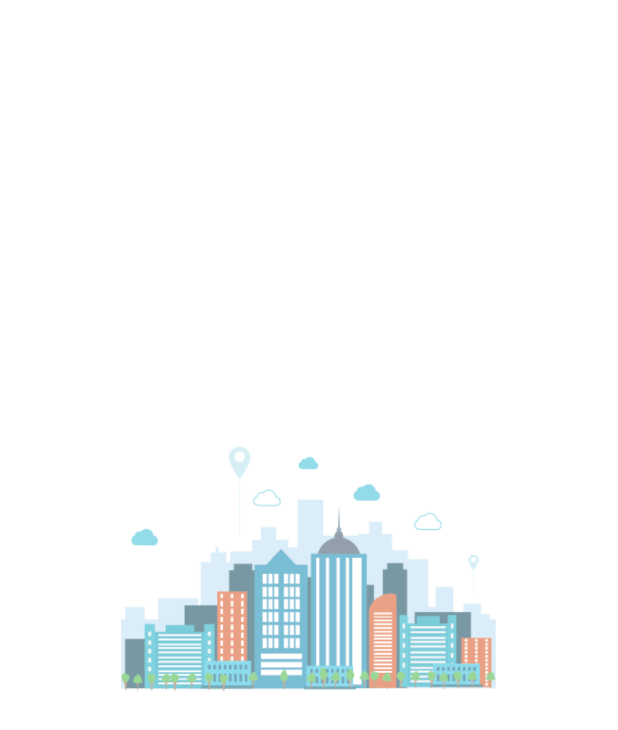
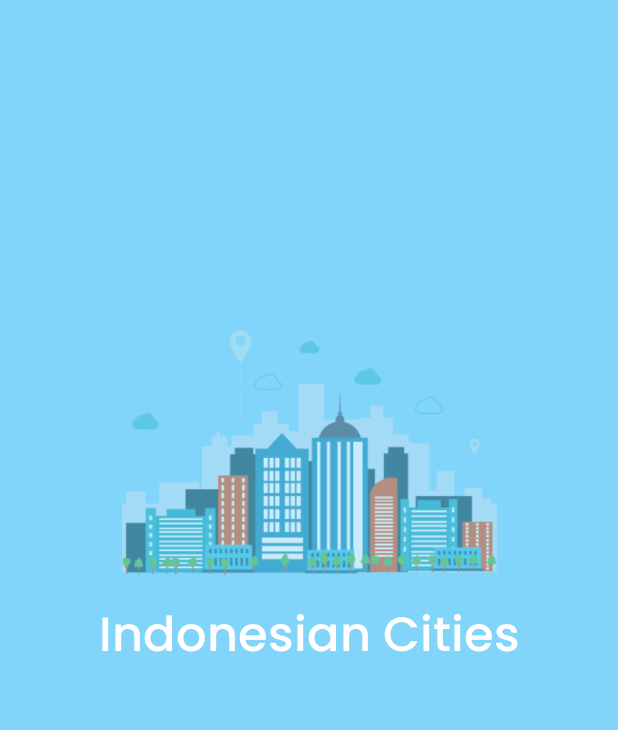
Before and after one commit to WahyuDwe/Indonesian-City, an Android app: the SplashActivity screen opened directly, with no data from a screen before it, on a phone screen of 412 x 824 dp. Shown: the top 730 px of the screen. Run offline under Robolectric (Android 15) with nearby library versions, the phone set to English and light mode, and no system bars.

Commit message:
add new fonts

```diff
--- a/app/src/main/java/com/example/indonesiancity/activity/SplashActivity.kt
+++ b/app/src/main/java/com/example/indonesiancity/activity/SplashActivity.kt
@@ -1,9 +1,9 @@
 package com.example.indonesiancity.activity
 
 import android.content.Intent
-import androidx.appcompat.app.AppCompatActivity
 import android.os.Bundle
 import android.os.Handler
+import androidx.appcompat.app.AppCompatActivity
 import com.example.indonesiancity.R
 
 
--- a/app/src/main/res/drawable/ic_favorite.xml
+++ b/app/src/main/res/drawable/ic_favorite.xml
@@ -1,5 +1,5 @@
-<vector android:height="30dp" android:tint="#9D9D9D"
+<vector android:height="24dp" android:tint="@color/black_300"
     android:viewportHeight="24" android:viewportWidth="24"
-    android:width="30dp" xmlns:android="http://schemas.android.com/apk/res/android">
+    android:width="24dp" xmlns:android="http://schemas.android.com/apk/res/android">
     <path android:fillColor="@android:color/white" android:pathData="M16.5,3c-1.74,0 -3.41,0.81 -4.5,2.09C10.91,3.81 9.24,3 7.5,3 4.42,3 2,5.42 2,8.5c0,3.78 3.4,6.86 8.55,11.54L12,21.35l1.45,-1.32C18.6,15.36 22,12.28 22,8.5 22,5.42 19.58,3 16.5,3zM12.1,18.55l-0.1,0.1 -0.1,-0.1C7.14,14.24 4,11.39 4,8.5 4,6.5 5.5,5 7.5,5c1.54,0 3.04,0.99 3.57,2.36h1.87C13.46,5.99 14.96,5 16.5,5c2,0 3.5,1.5 3.5,3.5 0,2.89 -3.14,5.74 -7.9,10.05z"/>
 </vector>
--- a/app/src/main/res/drawable/ic_favorite_click.xml
+++ b/app/src/main/res/drawable/ic_favorite_click.xml
@@ -1,5 +1,5 @@
-<vector android:height="30dp" android:tint="#FF0000"
+<vector android:height="24dp" android:tint="#FF0000"
     android:viewportHeight="24" android:viewportWidth="24"
-    android:width="30dp" xmlns:android="http://schemas.android.com/apk/res/android">
+    android:width="24dp" xmlns:android="http://schemas.android.com/apk/res/android">
     <path android:fillColor="@android:color/white" android:pathData="M12,21.35l-1.45,-1.32C5.4,15.36 2,12.28 2,8.5 2,5.42 4.42,3 7.5,3c1.74,0 3.41,0.81 4.5,2.09C13.09,3.81 14.76,3 16.5,3 19.58,3 22,5.42 22,8.5c0,3.78 -3.4,6.86 -8.55,11.54L12,21.35z"/>
 </vector>
--- a/app/src/main/res/drawable/ic_share.xml
+++ b/app/src/main/res/drawable/ic_share.xml
@@ -1,5 +1,5 @@
-<vector android:height="30dp" android:tint="#9D9D9D"
+<vector android:height="24dp" android:tint="@color/black_300"
     android:viewportHeight="24" android:viewportWidth="24"
-    android:width="30dp" xmlns:android="http://schemas.android.com/apk/res/android">
+    android:width="24dp" xmlns:android="http://schemas.android.com/apk/res/android">
     <path android:fillColor="@android:color/white" android:pathData="M18,16.08c-0.76,0 -1.44,0.3 -1.96,0.77L8.91,12.7c0.05,-0.23 0.09,-0.46 0.09,-0.7s-0.04,-0.47 -0.09,-0.7l7.05,-4.11c0.54,0.5 1.25,0.81 2.04,0.81 1.66,0 3,-1.34 3,-3s-1.34,-3 -3,-3 -3,1.34 -3,3c0,0.24 0.04,0.47 0.09,0.7L8.04,9.81C7.5,9.31 6.79,9 6,9c-1.66,0 -3,1.34 -3,3s1.34,3 3,3c0.79,0 1.5,-0.31 2.04,-0.81l7.12,4.16c-0.05,0.21 -0.08,0.43 -0.08,0.65 0,1.61 1.31,2.92 2.92,2.92 1.61,0 2.92,-1.31 2.92,-2.92s-1.31,-2.92 -2.92,-2.92z"/>
 </vector>
--- /dev/null
+++ b/app/src/main/res/font/poppins.xml
@@ -0,0 +1,4 @@
+<?xml version="1.0" encoding="utf-8"?>
+<font-family xmlns:android="http://schemas.android.com/apk/res/android">
+    <font android:font="@font/poppins_black" />
+</font-family>
--- a/app/src/main/res/layout/activity_splash.xml
+++ b/app/src/main/res/layout/activity_splash.xml
@@ -4,18 +4,33 @@
     xmlns:tools="http://schemas.android.com/tools"
     android:layout_width="match_parent"
     android:layout_height="match_parent"
-    tools:context=".activity.SplashActivity">
+    tools:context=".activity.SplashActivity"
+    android:background="?attr/colorPrimary">
 
     <ImageView
+        android:id="@+id/img_splash"
         android:layout_width="250dp"
         android:layout_height="250dp"
         android:scaleType="centerInside"
         android:src="@drawable/splash"
         app:layout_constraintBottom_toBottomOf="parent"
         app:layout_constraintEnd_toEndOf="parent"
-        app:layout_constraintHorizontal_bias="0.496"
         app:layout_constraintStart_toStartOf="parent"
         app:layout_constraintTop_toTopOf="parent"
-        app:layout_constraintVertical_bias="0.367" />
+        app:layout_constraintVertical_bias="0.232"
+        tools:ignore="ContentDescription" />
+
+    <TextView
+        android:layout_width="wrap_content"
+        android:layout_height="wrap_content"
+        android:layout_marginTop="16dp"
+        android:text="@string/indonesian_cities"
+        app:layout_constraintTop_toBottomOf="@id/img_splash"
+        app:layout_constraintStart_toStartOf="@id/img_splash"
+        app:layout_constraintEnd_toEndOf="@id/img_splash"
+        android:textSize="32sp"
+        android:textColor="@color/white"
+        android:fontFamily="@font/poppins_medium" />
+
 
 </androidx.constraintlayout.widget.ConstraintLayout>
--- a/app/src/main/res/values/colors.xml
+++ b/app/src/main/res/values/colors.xml
@@ -6,6 +6,7 @@
     <color name="teal_200">#FF03DAC5</color>
     <color name="teal_700">#FF018786</color>
     <color name="black">#FF000000</color>
+    <color name="black_300">#202A3E</color>
     <color name="white">#FFFFFFFF</color>
     <color name="blue200">#81d4fa</color>
     <color name="blue700">#4ba3c7</color>
--- a/app/src/main/res/values/strings.xml
+++ b/app/src/main/res/values/strings.xml
@@ -5,4 +5,5 @@
     <string name="email">wahyu5161@gmail.com</string>
     <string name="nama">Wahyu Dwi Hartarto</string>
     <string name="name">Name</string>
+    <string name="indonesian_cities">Indonesian Cities</string>
 </resources>
--- a/app/src/main/res/values/themes.xml
+++ b/app/src/main/res/values/themes.xml
@@ -10,27 +10,31 @@
         <item name="colorSecondaryVariant">@color/teal_700</item>
         <item name="colorOnSecondary">@color/black</item>
         <!-- Status bar color. -->
-        <item name="android:statusBarColor" tools:targetApi="l">?attr/colorPrimaryVariant</item>
+        <item name="android:statusBarColor">?attr/colorPrimaryVariant</item>
         <!-- Customize your theme here. -->
+        <!-- custom darkaction bar font -->
+        <item name="android:fontFamily">@font/poppins_semibold</item>
     </style>
 
     <style name="TextDetail">
         <item name="android:layout_width">wrap_content</item>
         <item name="android:layout_height">wrap_content</item>
-        <item name="android:layout_marginLeft">16dp</item>
-        <item name="android:layout_marginRight">16dp</item>
+        <item name="android:layout_marginStart">16dp</item>
+        <item name="android:layout_marginEnd">16dp</item>
         <item name="android:textColor">@color/black</item>
     </style>
 
     <style name="TextDetail.Name">
         <item name="android:textSize">24sp</item>
         <item name="android:textStyle">bold</item>
+        <item name="fontFamily">@font/poppins_semibold</item>
     </style>
 
     <style name="Actionbar.Light" parent="Theme.MaterialComponents.Light.NoActionBar">
         <item name="colorPrimary">@color/blue200</item>
         <item name="colorPrimaryVariant">@color/blue700</item>
         <item name="colorOnPrimary">@color/white</item>
-        <item name="android:statusBarColor" tools:targetApi="l">@color/blue700</item>
+        <item name="android:statusBarColor">@color/blue200</item>
+        <item name="android:windowLightStatusBar" tools:targetApi="m">true</item>
     </style>
 </resources>
```
Also changed, not shown: app/src/main/AndroidManifest.xml (+4 -3 lines), app/src/main/res/layout/activity_detail.xml (+5 -2 lines), app/src/main/res/layout/item_cardview_city.xml (+12 -12 lines), app/src/main/res/font/poppins_black.ttf (added), app/src/main/res/font/poppins_bold.ttf (added), app/src/main/res/font/poppins_medium.ttf (added), app/src/main/res/font/poppins_regular.ttf (added), app/src/main/res/font/poppins_semibold.ttf (added).
